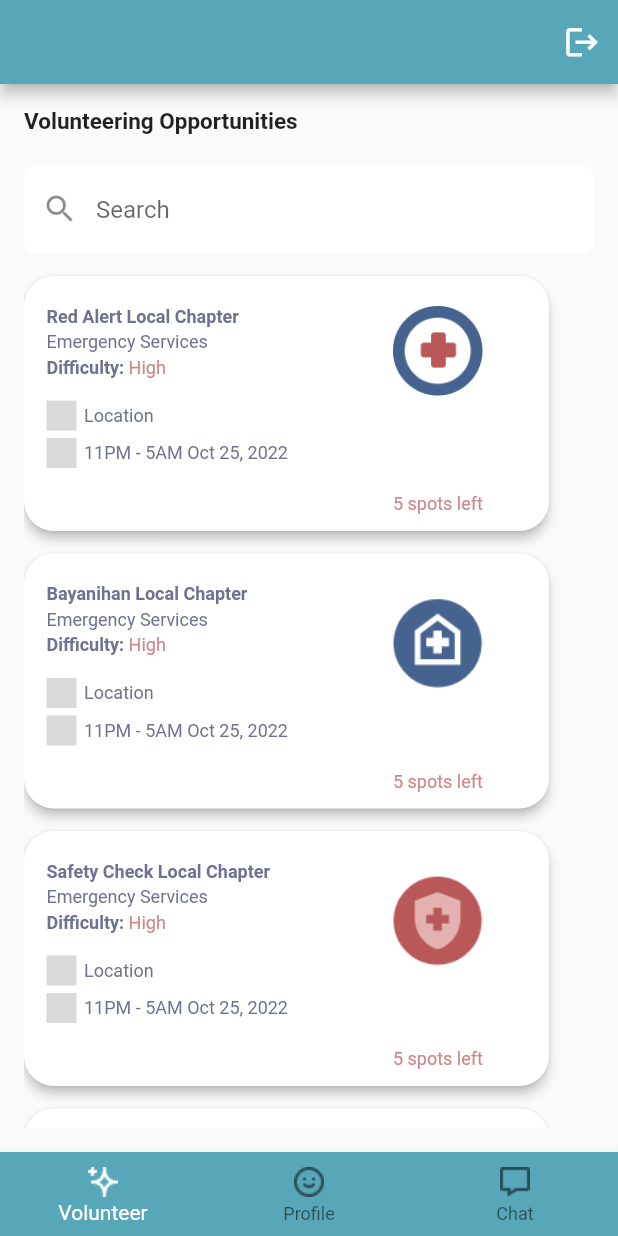
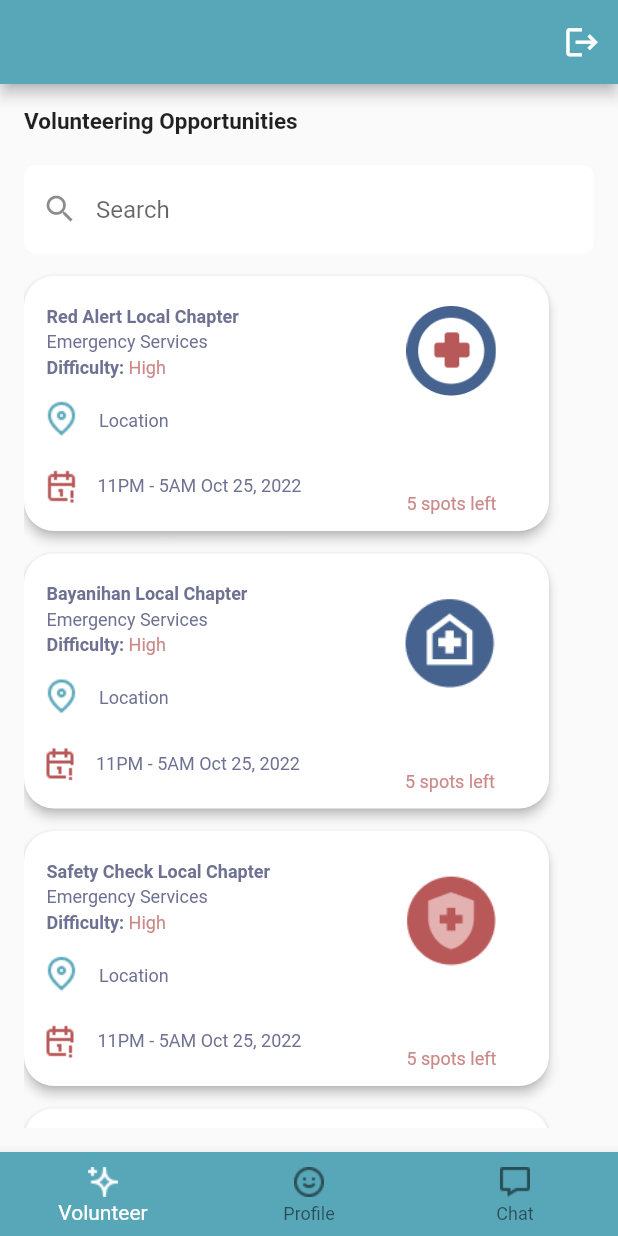
Before and after one commit to EruelUrsua/HelpJuan, a Flutter app: the screen it shows once a user with an empty profile is signed in, on a phone screen of 412 x 824 dp. Run offline on Flutter 3.47's test engine with Material 2 defaults, Android fonts, the phone set to English and light mode, and no system bars; our stand-ins replace firebase_auth, firebase_core; missing offline and left inert: firebase_ui_auth; accounts and stored records are empty; Roboto replaces fonts that are missing (Questrial).

Commit message:
added calendar and location icons to volunteeringOpportunities.dart

```diff
--- a/lib/VolunteeringOpportunities/volunteeringOpportunities.dart
+++ b/lib/VolunteeringOpportunities/volunteeringOpportunities.dart
@@ -137,19 +137,19 @@ class _VolunteeringOpportunitiesPageState
                                     Row(
                                       children: [
                                         Container(
-                                          margin: EdgeInsets.only(
-                                              top: 15, left: 15),
-                                          child: InkWell(
-                                            child: Container(
-                                              width: 20,
-                                              height: 20,
-                                              color: Color(0xFFD9D9D9),
-                                            ),
+                                          margin:
+                                              EdgeInsets.only(top: 7, left: 5),
+                                          child: CircleAvatar(
+                                            radius: 20,
+                                            backgroundColor: Colors.white,
+                                            child: Image.asset(
+                                                'assets/images/material-symbols_location-on.png',
+                                                fit: BoxFit.contain),
                                           ),
                                         ),
                                         Container(
                                           margin:
-                                              EdgeInsets.only(top: 15, left: 5),
+                                              EdgeInsets.only(top: 10, left: 5),
                                           child: Text(
                                             'Location',
                                             style: TextStyle(
@@ -164,18 +164,18 @@ class _VolunteeringOpportunitiesPageState
                                       children: [
                                         Container(
                                           margin:
-                                              EdgeInsets.only(top: 5, left: 15),
-                                          child: InkWell(
-                                            child: Container(
-                                              width: 20,
-                                              height: 20,
-                                              color: Color(0xFFD9D9D9),
-                                            ),
+                                              EdgeInsets.only(top: 5, left: 5),
+                                          child: CircleAvatar(
+                                            radius: 20,
+                                            backgroundColor: Colors.white,
+                                            child: Image.asset(
+                                                'assets/images/tabler_calendar-exclamation.png',
+                                                fit: BoxFit.contain),
                                           ),
                                         ),
                                         Container(
                                           margin:
-                                              EdgeInsets.only(top: 5, left: 5),
+                                              EdgeInsets.only(top: 5, left: 4),
                                           child: Text(
                                             '11PM - 5AM Oct 25, 2022',
                                             style: TextStyle(
@@ -296,19 +296,19 @@ class _VolunteeringOpportunitiesPageState
                                     Row(
                                       children: [
                                         Container(
-                                          margin: EdgeInsets.only(
-                                              top: 15, left: 15),
-                                          child: InkWell(
-                                            child: Container(
-                                              width: 20,
-                                              height: 20,
-                                              color: Color(0xFFD9D9D9),
-                                            ),
+                                          margin:
+                                              EdgeInsets.only(top: 7, left: 5),
+                                          child: CircleAvatar(
+                                            radius: 20,
+                                            backgroundColor: Colors.white,
+                                            child: Image.asset(
+                                                'assets/images/material-symbols_location-on.png',
+                                                fit: BoxFit.contain),
                                           ),
                                         ),
                                         Container(
                                           margin:
-                                              EdgeInsets.only(top: 15, left: 5),
+                                              EdgeInsets.only(top: 10, left: 5),
                                           child: Text(
                                             'Location',
                                             style: TextStyle(
@@ -323,18 +323,18 @@ class _VolunteeringOpportunitiesPageState
                                       children: [
                                         Container(
                                           margin:
-                                              EdgeInsets.only(top: 5, left: 15),
-                                          child: InkWell(
-                                            child: Container(
-                                              width: 20,
-                                              height: 20,
-                                              color: Color(0xFFD9D9D9),
-                                            ),
+                                              EdgeInsets.only(top: 5, left: 4),
+                                          child: CircleAvatar(
+                                            radius: 20,
+                                            backgroundColor: Colors.white,
+                                            child: Image.asset(
+                                                'assets/images/tabler_calendar-exclamation.png',
+                                                fit: BoxFit.contain),
                                           ),
                                         ),
                                         Container(
                                           margin:
-                                              EdgeInsets.only(top: 5, left: 5),
+                                              EdgeInsets.only(top: 5, left: 4),
                                           child: Text(
                                             '11PM - 5AM Oct 25, 2022',
                                             style: TextStyle(
@@ -454,19 +454,19 @@ class _VolunteeringOpportunitiesPageState
                                     Row(
                                       children: [
                                         Container(
-                                          margin: EdgeInsets.only(
-                                              top: 15, left: 15),
-                                          child: InkWell(
-                                            child: Container(
-                                              width: 20,
-                                              height: 20,
-                                              color: Color(0xFFD9D9D9),
-                                            ),
+                                          margin:
+                                              EdgeInsets.only(top: 7, left: 5),
+                                          child: CircleAvatar(
+                                            radius: 20,
+                                            backgroundColor: Colors.white,
+                                            child: Image.asset(
+                                                'assets/images/material-symbols_location-on.png',
+                                                fit: BoxFit.contain),
                                           ),
                                         ),
                                         Container(
                                           margin:
-                                              EdgeInsets.only(top: 15, left: 5),
+                                              EdgeInsets.only(top: 10, left: 5),
                                           child: Text(
                                             'Location',
                                             style: TextStyle(
@@ -481,13 +481,13 @@ class _VolunteeringOpportunitiesPageState
                                       children: [
                                         Container(
                                           margin:
-                                              EdgeInsets.only(top: 5, left: 15),
-                                          child: InkWell(
-                                            child: Container(
-                                              width: 20,
-                                              height: 20,
-                                              color: Color(0xFFD9D9D9),
-                                            ),
+                                              EdgeInsets.only(top: 5, left: 4),
+                                          child: CircleAvatar(
+                                            radius: 20,
+                                            backgroundColor: Colors.white,
+                                            child: Image.asset(
+                                                'assets/images/tabler_calendar-exclamation.png',
+                                                fit: BoxFit.contain),
                                           ),
                                         ),
                                         Container(
@@ -612,19 +612,19 @@ class _VolunteeringOpportunitiesPageState
                                     Row(
                                       children: [
                                         Container(
-                                          margin: EdgeInsets.only(
-                                              top: 15, left: 15),
-                                          child: InkWell(
-                                            child: Container(
-                                              width: 20,
-                                              height: 20,
-                                              color: Color(0xFFD9D9D9),
-                                            ),
+                                          margin:
+                                              EdgeInsets.only(top: 7, left: 5),
+                                          child: CircleAvatar(
+                                            radius: 20,
+                                            backgroundColor: Colors.white,
+                                            child: Image.asset(
+                                                'assets/images/material-symbols_location-on.png',
+                                                fit: BoxFit.contain),
                                           ),
                                         ),
                                         Container(
                                           margin:
-                                              EdgeInsets.only(top: 15, left: 5),
+                                              EdgeInsets.only(top: 10, left: 5),
                                           child: Text(
                                             'Location',
                                             style: TextStyle(
@@ -639,13 +639,13 @@ class _VolunteeringOpportunitiesPageState
                                       children: [
                                         Container(
                                           margin:
-                                              EdgeInsets.only(top: 5, left: 15),
-                                          child: InkWell(
-                                            child: Container(
-                                              width: 20,
-                                              height: 20,
-                                              color: Color(0xFFD9D9D9),
-                                            ),
+                                              EdgeInsets.only(top: 5, left: 4),
+                                          child: CircleAvatar(
+                                            radius: 20,
+                                            backgroundColor: Colors.white,
+                                            child: Image.asset(
+                                                'assets/images/tabler_calendar-exclamation.png',
+                                                fit: BoxFit.contain),
                                           ),
                                         ),
                                         Container(
```
Also changed, not shown: assets/images/material-symbols_location-on.png (added), assets/images/tabler_calendar-exclamation.png (added).
